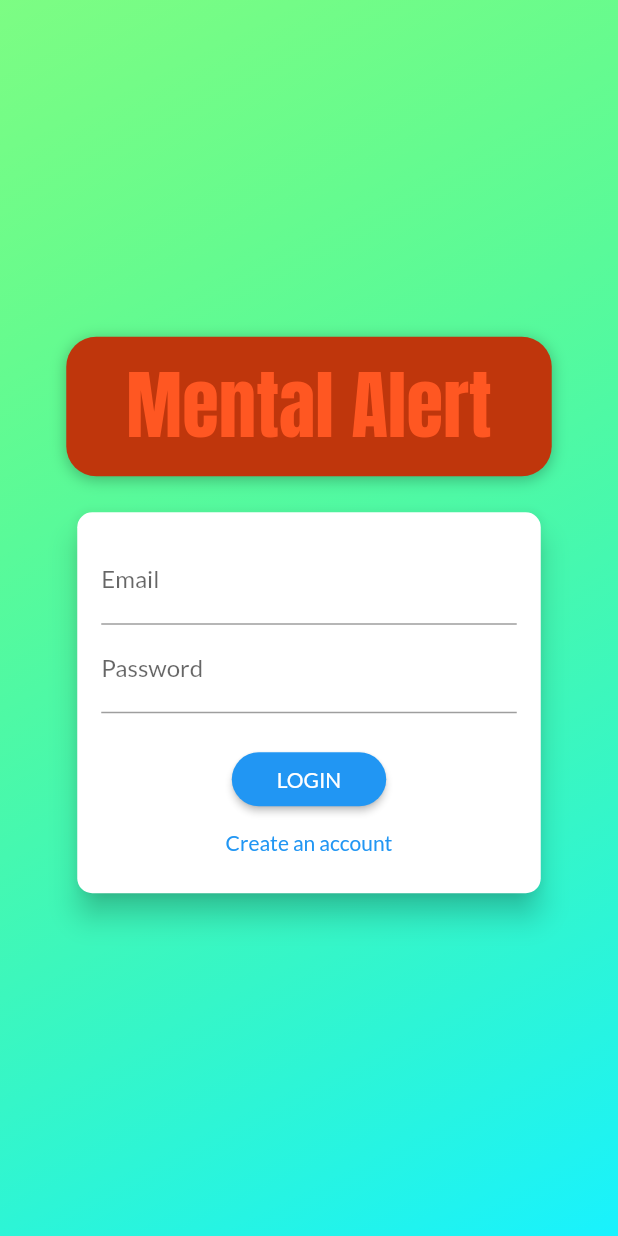
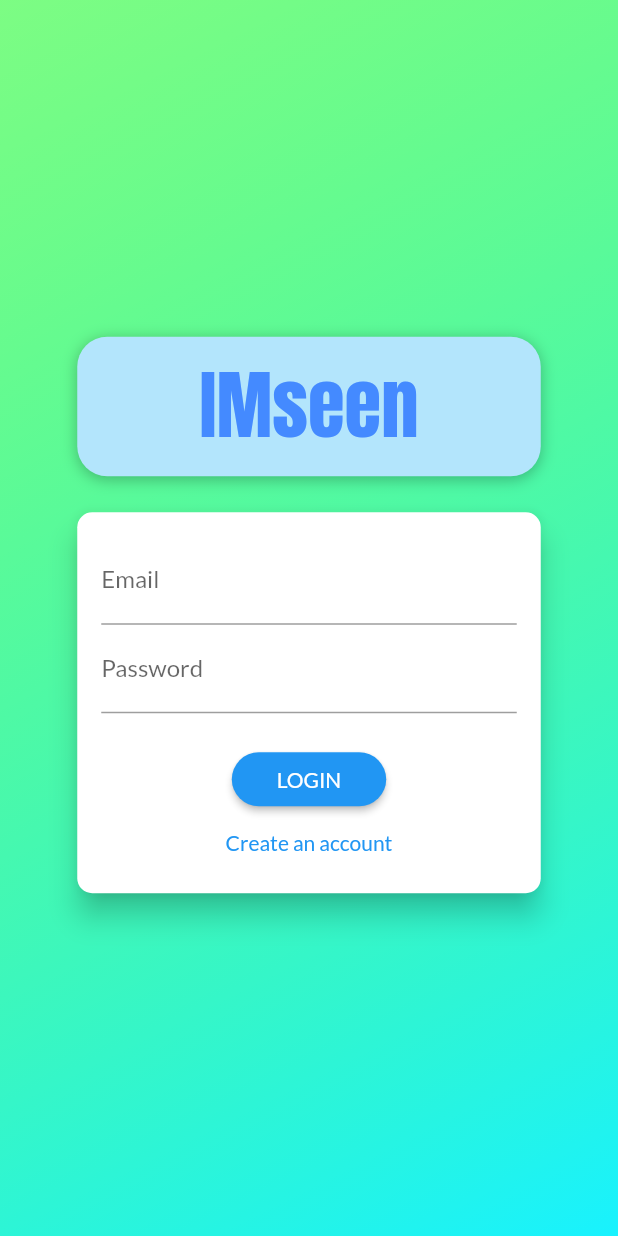
Before and after one commit to t-nn-rj/im-seen-mobile, a Flutter app: the screen it shows after launch, on a phone screen of 412 x 824 dp. Run offline on Flutter 3.47's test engine with Material 2 defaults, Android fonts, the light colour scheme and no system bars; our stand-ins replace shared_preferences.

Commit message:
fixed bugs from feedback

```diff
--- a/lib/main.dart
+++ b/lib/main.dart
@@ -41,7 +41,7 @@ class MentalAlert extends StatelessWidget {
           colorScheme: ColorScheme.fromSwatch(
             primarySwatch: Colors.blue,
           ).copyWith(
-            secondary: Colors.deepOrange,
+            secondary: Colors.blueAccent,
           ),
         ),
         home: FutureBuilder(
--- a/lib/screens/auth_screen.dart
+++ b/lib/screens/auth_screen.dart
@@ -41,12 +41,12 @@ class AuthScreen extends StatelessWidget {
                 children: <Widget>[
                   Flexible(
                     child: Container(
+                      width: deviceSize.width * 0.75,
                       margin: EdgeInsets.fromLTRB(20, 0, 20, 20),
-                      padding: EdgeInsets.symmetric(
-                          vertical: 10.0, horizontal: 40.0),
+                      padding: EdgeInsets.symmetric(vertical: 10.0),
                       decoration: BoxDecoration(
                         borderRadius: BorderRadius.circular(20),
-                        color: Colors.deepOrange.shade900,
+                        color: Colors.lightBlue[100],
                         boxShadow: [
                           BoxShadow(
                             blurRadius: 8,
@@ -56,7 +56,8 @@ class AuthScreen extends StatelessWidget {
                         ],
                       ),
                       child: Text(
-                        'Mental Alert',
+                        'IMseen',
+                        textAlign: TextAlign.center,
                         style: TextStyle(
                           color: Theme.of(context).colorScheme.secondary,
                           fontSize: 50,
--- a/lib/screens/notice_screen.dart
+++ b/lib/screens/notice_screen.dart
@@ -31,7 +31,7 @@ class NoticeScreen extends StatelessWidget {
                   height: 20,
                 ),
                 Text(
-                  "Observations of high risk behavior indicating immediate danger should be directly communicated to school offcials in addition to being reported through this app.",
+                  "Observations of high risk behavior indicating immediate danger should be directly communicated to school officials in addition to being reported through this app.",
                   style: TextStyle(
                     color: Theme.of(context).primaryColor,
                     fontSize: 20,
@@ -73,7 +73,7 @@ class NoticeScreen extends StatelessWidget {
                   height: 10,
                 ),
                 Text(
-                  "Level 5 indicates a serious concern, for example, a student could be a danger to themselves or others. Level 5 concerns should be reported to the appropriate school offical separately from reporting the observation through this app.",
+                  "Level 5 indicates a serious concern, for example, a student could be a danger to themselves or others. Level 5 concerns should be reported to the appropriate school official separately from reporting the observation through this app.",
                   style: TextStyle(
                     color: Theme.of(context).primaryColor,
                     fontSize: 16,
--- a/lib/screens/report_screen.dart
+++ b/lib/screens/report_screen.dart
@@ -72,6 +72,7 @@ class _ReportScreenState extends State<ReportScreen> {
           String title = "Submitted";
           String content = "The report has been submitted successfully.";
           String buttonText = "Okay";
+          _form.currentState!.reset();
           Function()? func = () {
             Navigator.of(context).pop();
           };
```
